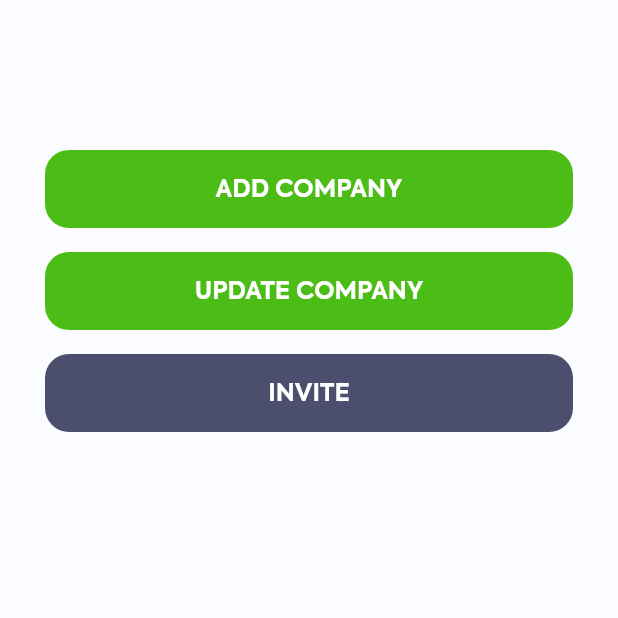
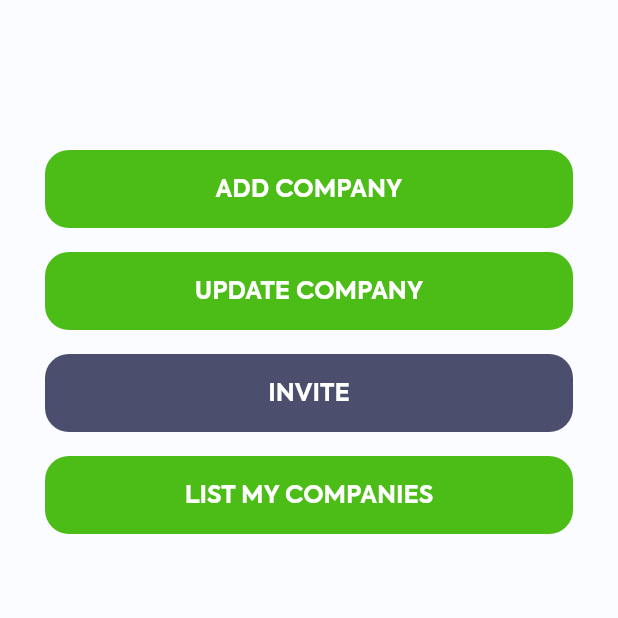
Before and after one commit to ozgun-kara/b2geta_mobile, a Flutter app: the CompanyTestPage screen opened directly, on a phone screen of 412 x 824 dp, the top half of it. Run offline on Flutter 3.47's test engine with Material 2 defaults, Android fonts, the phone set to English and light mode, and no system bars; our stand-ins replace dropdown_button2, flutter_switch, get, get_storage, shared_preferences, skeleton_text; accounts and stored records are empty.

Commit message:
Back-End has modified

```diff
--- a/lib/views/splash_page.dart
+++ b/lib/views/splash_page.dart
@@ -39,6 +39,7 @@ class _SplashPageState extends State<SplashPage> {
     } else {
       debugPrint("TOKEN AVAILABLE");
       Constants.userToken = token;
+      debugPrint("TOKEN:" + Constants.userToken.toString());
       Navigator.of(context)
           .pushReplacement(MaterialPageRoute(builder: (BuildContext context) {
         return const NavigationPage();
--- a/lib/views/test_pages/company_test_page.dart
+++ b/lib/views/test_pages/company_test_page.dart
@@ -175,6 +175,41 @@ class _CompanyTestPageState extends State<CompanyTestPage> {
                       }),
                 ),
               ),
+              SizedBox(height: 16),
+              ButtonTheme(
+                minWidth: deviceWidth,
+                height: 52,
+                child: Container(
+                  height: 52,
+                  decoration: BoxDecoration(
+                      color: AppTheme.green1,
+                      borderRadius: BorderRadius.all(Radius.circular(16))),
+                  child: MaterialButton(
+                      elevation: 0,
+                      shape: const RoundedRectangleBorder(
+                        borderRadius: BorderRadius.all(Radius.circular(16)),
+                      ),
+                      child: Text(
+                        'LIST MY COMPANIES',
+                        style: TextStyle(
+                            fontSize: 16,
+                            fontFamily: AppTheme.appFontFamily,
+                            fontWeight: FontWeight.w700,
+                            color: AppTheme.white1),
+                      ),
+                      onPressed: () {
+                        CompanyServices().listMyCompaniesCall().then((value) {
+                          if (value == true) {
+                            debugPrint("MY COMPANIES HAS SUCCESSFULLY LISTED");
+                          } else {
+                            debugPrint("MY COMPANIES HAS NOT LISTED");
+                            showAlertDialog2(context);
+                          }
+                        });
+                      }),
+                ),
+              ),
+              SizedBox(height: 16),
             ],
           ),
         ),
```
Also changed, not shown: lib/services/test_services/company/company_services.dart (+34 -0 lines).
